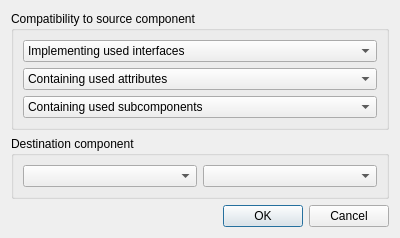
The window that AcfSln/Include/icmpstr/CConvertComponentCommandComp.ui (ImagingTools/AcfPublic) describes before a commit, drawn with Qt 5.
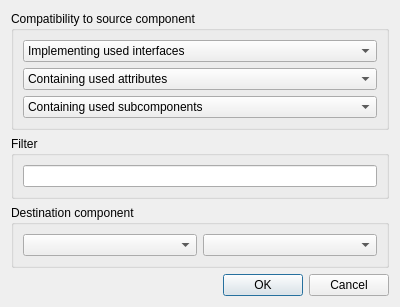
The same window after the commit.

The edit to the form file:
```diff
--- a/AcfSln/Include/icmpstr/CConvertComponentCommandComp.ui
+++ b/AcfSln/Include/icmpstr/CConvertComponentCommandComp.ui
@@ -7,7 +7,7 @@
     <x>0</x>
     <y>0</y>
     <width>400</width>
-    <height>234</height>
+    <height>276</height>
    </rect>
   </property>
   <property name="windowTitle">
@@ -89,6 +89,18 @@
      </layout>
     </widget>
    </item>
+   <item>
+    <widget class="QGroupBox" name="groupBox_3">
+     <property name="title">
+      <string>Filter</string>
+     </property>
+     <layout class="QVBoxLayout" name="verticalLayout_3">
+      <item>
+       <widget class="QLineEdit" name="FilterEdit"/>
+      </item>
+     </layout>
+    </widget>
+   </item>
    <item>
     <widget class="QGroupBox" name="groupBox_2">
      <property name="title">
```
